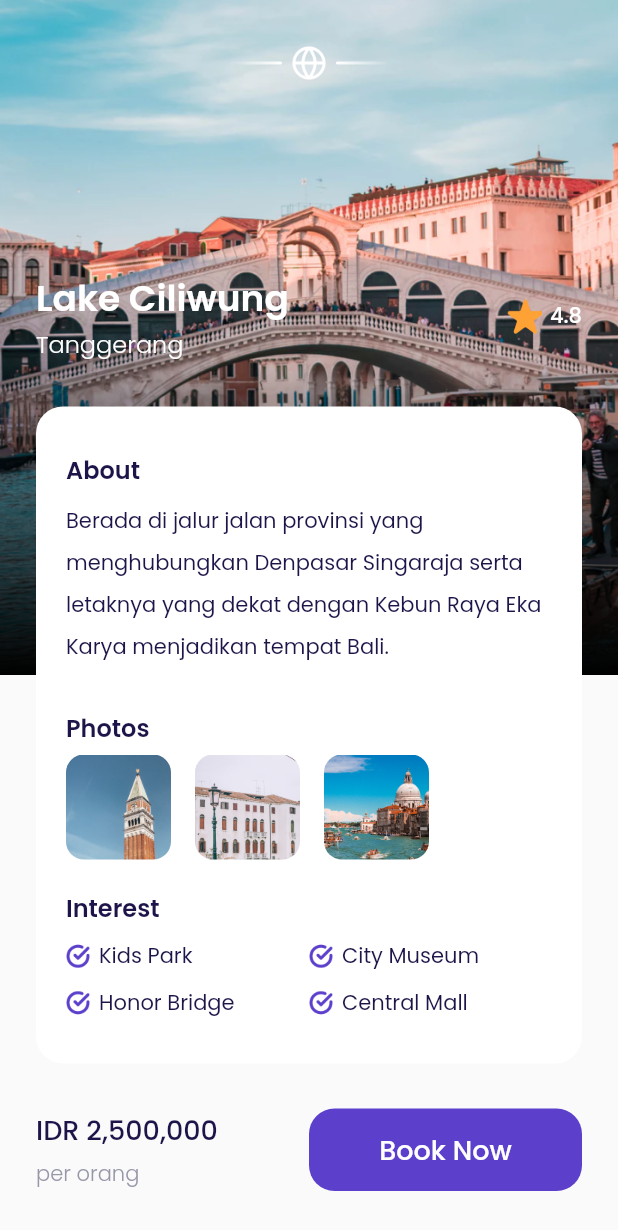
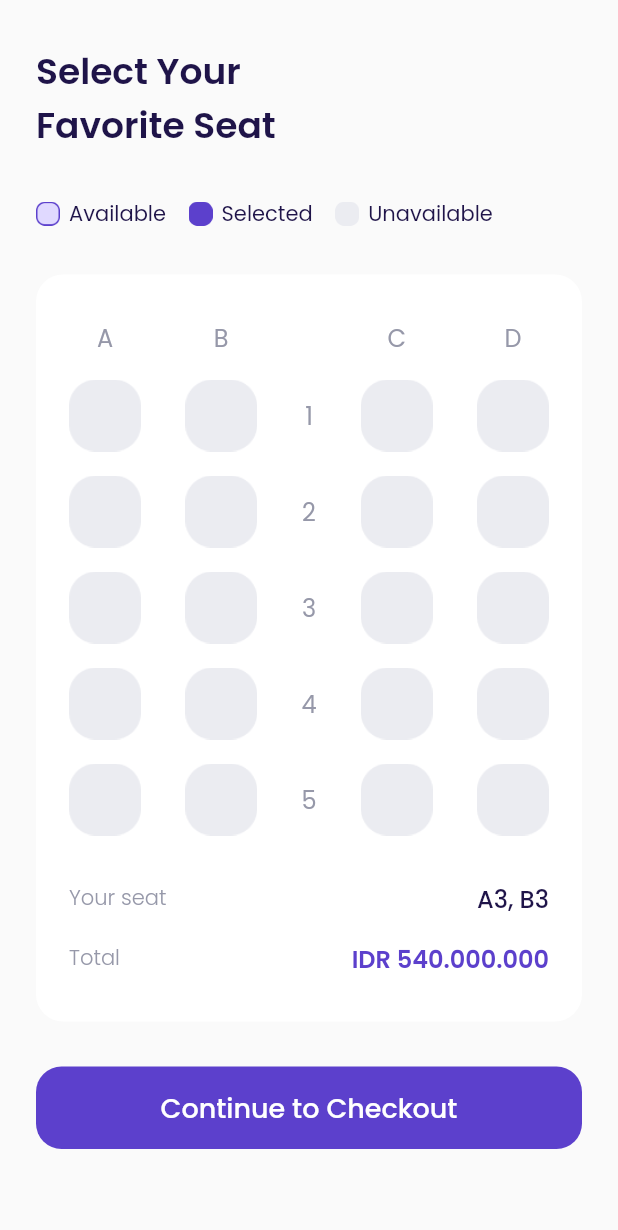
Before and after one commit to sonex23/flutter_airplane, a Flutter app: the Detail screen opened directly, scrolled down 129 dp, after a tap on "Book Now", on a phone screen of 412 x 824 dp. Shown: the top 1230 px of the screen. Run offline on Flutter 3.47's test engine with Material 2 defaults, Android fonts, the phone set to English and light mode, and no system bars; our stand-ins replace google_fonts.

Commit message:
done choose seat ui

```diff
--- /dev/null
+++ b/lib/ui/pages/choose_seat.dart
@@ -0,0 +1,587 @@
+import 'package:airplane/shared/theme.dart';
+import 'package:airplane/ui/widgets/custom_button.dart';
+import 'package:airplane/ui/widgets/custom_title.dart';
+import 'package:flutter/material.dart';
+import 'package:intl/intl.dart';
+
+class ChooseSeat extends StatefulWidget {
+  const ChooseSeat({Key? key}) : super(key: key);
+
+  @override
+  _ChooseSeatState createState() => _ChooseSeatState();
+}
+
+class _ChooseSeatState extends State<ChooseSeat> {
+  @override
+  Widget build(BuildContext context) {
+    return Scaffold(
+      backgroundColor: kBackgroundColor,
+      body: SafeArea(
+        child: SingleChildScrollView(
+          child: Container(
+            padding: EdgeInsets.symmetric(
+              horizontal: defaultMargin,
+              vertical: 30,
+            ),
+            child: Column(
+              crossAxisAlignment: CrossAxisAlignment.start,
+              children: [
+                const CustomTitle(label: "Select Your\nFavorite Seat"),
+                const SizedBox(
+                  height: 30,
+                ),
+                Row(
+                  children: [
+                    Row(
+                      children: [
+                        Image.asset(
+                          "assets/icon_available.png",
+                          width: 16,
+                        ),
+                        const SizedBox(
+                          width: 6,
+                        ),
+                        Text(
+                          "Available",
+                          style: blackTextStyle.copyWith(
+                            fontSize: 14,
+                            fontWeight: regular,
+                          ),
+                        ),
+                      ],
+                    ),
+                    const SizedBox(
+                      width: 15,
+                    ),
+                    Row(
+                      children: [
+                        Image.asset(
+                          "assets/icon_selected.png",
+                          width: 16,
+                        ),
+                        const SizedBox(
+                          width: 6,
+                        ),
+                        Text(
+                          "Selected",
+                          style: blackTextStyle.copyWith(
+                            fontSize: 14,
+                            fontWeight: regular,
+                          ),
+                        ),
+                      ],
+                    ),
+                    const SizedBox(
+                      width: 15,
+                    ),
+                    Row(
+                      children: [
+                        Image.asset(
+                          "assets/icon_unavailable.png",
+                          width: 16,
+                        ),
+                        const SizedBox(
+                          width: 6,
+                        ),
+                        Text(
+                          "Unavailable",
+                          style: blackTextStyle.copyWith(
+                            fontSize: 14,
+                            fontWeight: regular,
+                          ),
+                        ),
+                      ],
+                    )
+                  ],
+                ),
+                const SizedBox(
+                  height: 30,
+                ),
+                Container(
+                  padding: const EdgeInsets.symmetric(
+                    horizontal: 22,
+                    vertical: 30,
+                  ),
+                  width: double.infinity,
+                  decoration: BoxDecoration(
+                    color: Colors.white,
+                    borderRadius: BorderRadius.circular(18),
+                  ),
+                  child: Column(
+                    children: [
+                      Row(
+                        mainAxisAlignment: MainAxisAlignment.spaceBetween,
+                        children: [
+                          Column(
+                            crossAxisAlignment: CrossAxisAlignment.center,
+                            children: [
+                              Text(
+                                "A",
+                                style: greyTextStyle.copyWith(
+                                  fontSize: 16,
+                                  fontWeight: regular,
+                                ),
+                              ),
+                              const SizedBox(
+                                height: 16,
+                              ),
+                              Padding(
+                                padding: const EdgeInsets.only(
+                                  bottom: 16,
+                                ),
+                                child: InkWell(
+                                  onTap: () {},
+                                  child: Image.asset(
+                                    "assets/icon_unavailable.png",
+                                    width: 48,
+                                  ),
+                                ),
+                              ),
+                              Padding(
+                                padding: const EdgeInsets.only(
+                                  bottom: 16,
+                                ),
+                                child: InkWell(
+                                  onTap: () {},
+                                  child: Image.asset(
+                                    "assets/icon_unavailable.png",
+                                    width: 48,
+                                  ),
+                                ),
+                              ),
+                              Padding(
+                                padding: const EdgeInsets.only(
+                                  bottom: 16,
+                                ),
+                                child: InkWell(
+                                  onTap: () {},
+                                  child: Image.asset(
+                                    "assets/icon_unavailable.png",
+                                    width: 48,
+                                  ),
+                                ),
+                              ),
+                              Padding(
+                                padding: const EdgeInsets.only(
+                                  bottom: 16,
+                                ),
+                                child: InkWell(
+                                  onTap: () {},
+                                  child: Image.asset(
+                                    "assets/icon_unavailable.png",
+                                    width: 48,
+                                  ),
+                                ),
+                              ),
+                              Padding(
+                                padding: const EdgeInsets.only(
+                                  bottom: 16,
+                                ),
+                                child: InkWell(
+                                  onTap: () {},
+                                  child: Image.asset(
+                                    "assets/icon_unavailable.png",
+                                    width: 48,
+                                  ),
+                                ),
+                              ),
+                            ],
+                          ),
+                          Column(
+                            crossAxisAlignment: CrossAxisAlignment.center,
+                            children: [
+                              Text(
+                                "B",
+                                style: greyTextStyle.copyWith(
+                                  fontSize: 16,
+                                  fontWeight: regular,
+                                ),
+                              ),
+                              const SizedBox(
+                                height: 16,
+                              ),
+                              Padding(
+                                padding: const EdgeInsets.only(
+                                  bottom: 16,
+                                ),
+                                child: InkWell(
+                                  onTap: () {},
+                                  child: Image.asset(
+                                    "assets/icon_unavailable.png",
+                                    width: 48,
+                                  ),
+                                ),
+                              ),
+                              Padding(
+                                padding: const EdgeInsets.only(
+                                  bottom: 16,
+                                ),
+                                child: InkWell(
+                                  onTap: () {},
+                                  child: Image.asset(
+                                    "assets/icon_unavailable.png",
+                                    width: 48,
+                                  ),
+                                ),
+                              ),
+                              Padding(
+                                padding: const EdgeInsets.only(
+                                  bottom: 16,
+                                ),
+                                child: InkWell(
+                                  onTap: () {},
+                                  child: Image.asset(
+                                    "assets/icon_unavailable.png",
+                                    width: 48,
+                                  ),
+                                ),
+                              ),
+                              Padding(
+                                padding: const EdgeInsets.only(
+                                  bottom: 16,
+                                ),
+                                child: InkWell(
+                                  onTap: () {},
+                                  child: Image.asset(
+                                    "assets/icon_unavailable.png",
+                                    width: 48,
+                                  ),
+                                ),
+                              ),
+                              Padding(
+                                padding: const EdgeInsets.only(
+                                  bottom: 16,
+                                ),
+                                child: InkWell(
+                                  onTap: () {},
+                                  child: Image.asset(
+                                    "assets/icon_unavailable.png",
+                                    width: 48,
+                                  ),
+                                ),
+                              ),
+                            ],
+                          ),
+                          Column(
+                            crossAxisAlignment: CrossAxisAlignment.center,
+                            children: [
+                              Text(
+                                "",
+                                style: greyTextStyle.copyWith(
+                                  fontSize: 16,
+                                  fontWeight: regular,
+                                ),
+                              ),
+                              const SizedBox(
+                                height: 16,
+                              ),
+                              Padding(
+                                padding: const EdgeInsets.only(
+                                  bottom: 16,
+                                ),
+                                child: SizedBox(
+                                  height: 48,
+                                  child: Center(
+                                    child: Text(
+                                      "1",
+                                      style: greyTextStyle.copyWith(
+                                        fontSize: 16,
+                                        fontWeight: regular,
+                                      ),
+                                    ),
+                                  ),
+                                ),
+                              ),
+                              Padding(
+                                padding: const EdgeInsets.only(
+                                  bottom: 16,
+                                ),
+                                child: SizedBox(
+                                  height: 48,
+                                  child: Center(
+                                    child: Text(
+                                      "2",
+                                      style: greyTextStyle.copyWith(
+                                        fontSize: 16,
+                                        fontWeight: regular,
+                                      ),
+                                    ),
+                                  ),
+                                ),
+                              ),
+                              Padding(
+                                padding: const EdgeInsets.only(
+                                  bottom: 16,
+                                ),
+                                child: SizedBox(
+                                  height: 48,
+                                  child: Center(
+                                    child: Text(
+                                      "3",
+                                      style: greyTextStyle.copyWith(
+                                        fontSize: 16,
+                                        fontWeight: regular,
+                                      ),
+                                    ),
+                                  ),
+                                ),
+                              ),
+                              Padding(
+                                padding: const EdgeInsets.only(
+                                  bottom: 16,
+                                ),
+                                child: SizedBox(
+                                  height: 48,
+                                  child: Center(
+                                    child: Text(
+                                      "4",
+                                      style: greyTextStyle.copyWith(
+                                        fontSize: 16,
+                                        fontWeight: regular,
+                                      ),
+                                    ),
+                                  ),
+                                ),
+                              ),
+                              Padding(
+                                padding: const EdgeInsets.only(
+                                  bottom: 16,
+                                ),
+                                child: SizedBox(
+                                  height: 48,
+                                  child: Center(
+                                    child: Text(
+                                      "5",
+                                      style: greyTextStyle.copyWith(
+                                        fontSize: 16,
+                                        fontWeight: regular,
+                                      ),
+                                    ),
+                                  ),
+                                ),
+                              ),
+                            ],
+                          ),
+                          Column(
+                            crossAxisAlignment: CrossAxisAlignment.center,
+                            children: [
+                              Text(
+                                "C",
+                                style: greyTextStyle.copyWith(
+                                  fontSize: 16,
+                                  fontWeight: regular,
+                                ),
+                              ),
+                              const SizedBox(
+                                height: 16,
+                              ),
+                              Padding(
+                                padding: const EdgeInsets.only(
+                                  bottom: 16,
+                                ),
+                                child: InkWell(
+                                  onTap: () {},
+                                  child: Image.asset(
+                                    "assets/icon_unavailable.png",
+                                    width: 48,
+                                  ),
+                                ),
+                              ),
+                              Padding(
+                                padding: const EdgeInsets.only(
+                                  bottom: 16,
+                                ),
+                                child: InkWell(
+                                  onTap: () {},
+                                  child: Image.asset(
+                                    "assets/icon_unavailable.png",
+                                    width: 48,
+                                  ),
+                                ),
+                              ),
+                              Padding(
+                                padding: const EdgeInsets.only(
+                                  bottom: 16,
+                                ),
+                                child: InkWell(
+                                  onTap: () {},
+                                  child: Image.asset(
+                                    "assets/icon_unavailable.png",
+                                    width: 48,
+                                  ),
+                                ),
+                              ),
+                              Padding(
+                                padding: const EdgeInsets.only(
+                                  bottom: 16,
+                                ),
+                                child: InkWell(
+                                  onTap: () {},
+                                  child: Image.asset(
+                                    "assets/icon_unavailable.png",
+                                    width: 48,
+                                  ),
+                                ),
+                              ),
+                              Padding(
+                                padding: const EdgeInsets.only(
+                                  bottom: 16,
+                                ),
+                                child: InkWell(
+                                  onTap: () {},
+                                  child: Image.asset(
+                                    "assets/icon_unavailable.png",
+                                    width: 48,
+                                  ),
+                                ),
+                              ),
+                            ],
+                          ),
+                          Column(
+                            crossAxisAlignment: CrossAxisAlignment.center,
+                            children: [
+                              Text(
+                                "D",
+                                style: greyTextStyle.copyWith(
+                                  fontSize: 16,
+                                  fontWeight: regular,
+                                ),
+                              ),
+                              const SizedBox(
+                                height: 16,
+                              ),
+                              Padding(
+                                padding: const EdgeInsets.only(
+                                  bottom: 16,
+                                ),
+                                child: InkWell(
+                                  onTap: () {},
+                                  child: Image.asset(
+                                    "assets/icon_unavailable.png",
+                                    width: 48,
+                                  ),
+                                ),
+                              ),
+                              Padding(
+                                padding: const EdgeInsets.only(
+                                  bottom: 16,
+                                ),
+                                child: InkWell(
+                                  onTap: () {},
+                                  child: Image.asset(
+                                    "assets/icon_unavailable.png",
+                                    width: 48,
+                                  ),
+                                ),
+                              ),
+                              Padding(
+                                padding: const EdgeInsets.only(
+                                  bottom: 16,
+                                ),
+                                child: InkWell(
+                                  onTap: () {},
+                                  child: Image.asset(
+                                    "assets/icon_unavailable.png",
+                                    width: 48,
+                                  ),
+                                ),
+                              ),
+                              Padding(
+                                padding: const EdgeInsets.only(
+                                  bottom: 16,
+                                ),
+                                child: InkWell(
+                                  onTap: () {},
+                                  child: Image.asset(
+                                    "assets/icon_unavailable.png",
+                                    width: 48,
+                                  ),
+                                ),
+                              ),
+                              Padding(
+                                padding: const EdgeInsets.only(
+                                  bottom: 16,
+                                ),
+                                child: InkWell(
+                                  onTap: () {},
+                                  child: Image.asset(
+                                    "assets/icon_unavailable.png",
+                                    width: 48,
+                                  ),
+                                ),
+                              ),
+                            ],
+                          ),
+                        ],
+                      ),
+                      const SizedBox(
+                        height: 14,
+                      ),
+                      Row(
+                        children: [
+                          Text(
+                            "Your seat",
+                            style: greyTextStyle.copyWith(
+                              fontSize: 14,
+                              fontWeight: light,
+                            ),
+                          ),
+                          Expanded(
+                            child: Text(
+                              "A3, B3",
+                              style: blackTextStyle.copyWith(
+                                fontSize: 16,
+                                fontWeight: medium,
+                              ),
+                              textAlign: TextAlign.right,
+                            ),
+                          )
+                        ],
+                      ),
+                      const SizedBox(
+                        height: 16,
+                      ),
+                      Row(
+                        children: [
+                          Text(
+                            "Total",
+                            style: greyTextStyle.copyWith(
+                              fontSize: 14,
+                              fontWeight: light,
+                            ),
+                          ),
+                          Expanded(
+                            child: Text(
+                              NumberFormat.currency(
+                                symbol: "IDR ",
+                                decimalDigits: 0,
+                                locale: "in",
+                              ).format(540000000),
+                              style: purpleTextStyle.copyWith(
+                                fontSize: 16,
+                                fontWeight: semiBold,
+                              ),
+                              textAlign: TextAlign.right,
+                            ),
+                          )
+                        ],
+                      ),
+                    ],
+                  ),
+                ),
+                const SizedBox(
+                  height: 30,
+                ),
+                CustomButton(
+                  label: "Continue to Checkout",
+                  onTap: () {},
+                  width: double.infinity,
+                ),
+              ],
+            ),
+          ),
+        ),
+      ),
+    );
+  }
+}
--- a/lib/ui/pages/detail.dart
+++ b/lib/ui/pages/detail.dart
@@ -1,4 +1,5 @@
 import 'package:airplane/shared/theme.dart';
+import 'package:airplane/ui/pages/choose_seat.dart';
 import 'package:airplane/ui/widgets/custom_button.dart';
 import 'package:flutter/material.dart';
 import 'package:intl/intl.dart';
@@ -355,7 +356,14 @@ class _DetailState extends State<Detail> {
                           Expanded(
                             child: CustomButton(
                               label: "Book Now",
-                              onTap: () {},
+                              onTap: () {
+                                Navigator.push(
+                                  context,
+                                  MaterialPageRoute(
+                                    builder: (context) => const ChooseSeat(),
+                                  ),
+                                );
+                              },
                               width: double.infinity,
                             ),
                           ),
```
